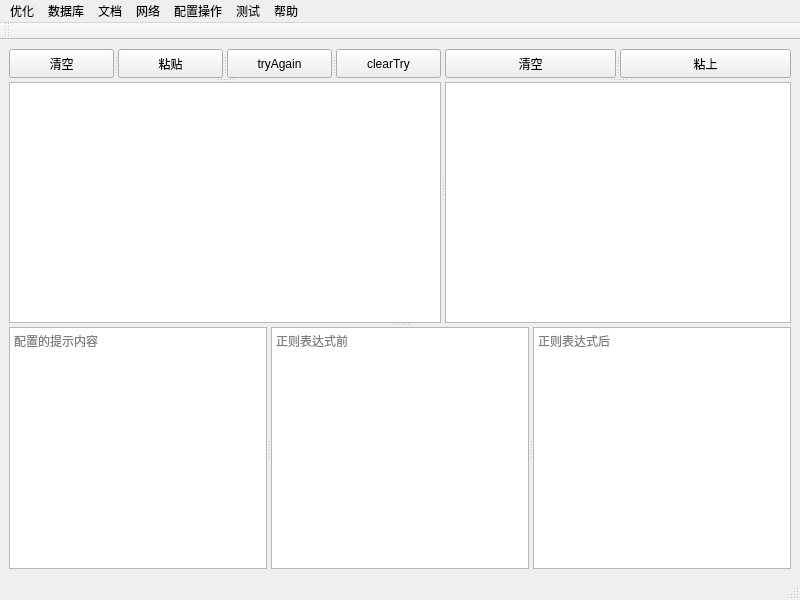
Qt form codesets/mainwindow.ui (weilaidb/codetools) before a commit.
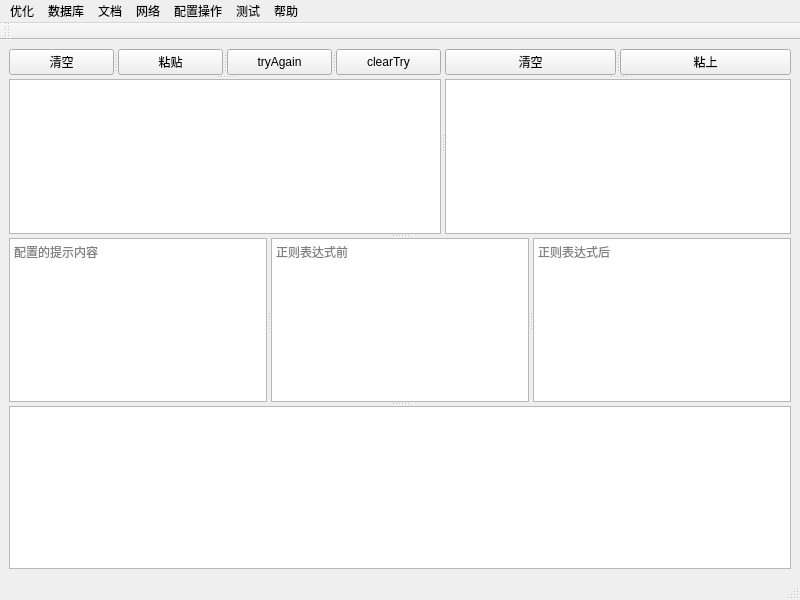
The same form after that commit. Icons and pictures are not drawn.

The edit to the form file:
```diff
--- a/codesets/mainwindow.ui
+++ b/codesets/mainwindow.ui
@@ -152,6 +152,7 @@
         </property>
        </widget>
       </widget>
+      <widget class="QListWidget" name="listWidget_searchresult"/>
      </widget>
     </item>
    </layout>
```
Left out of the diff: 11 changed lines with no effect on the pictures.
